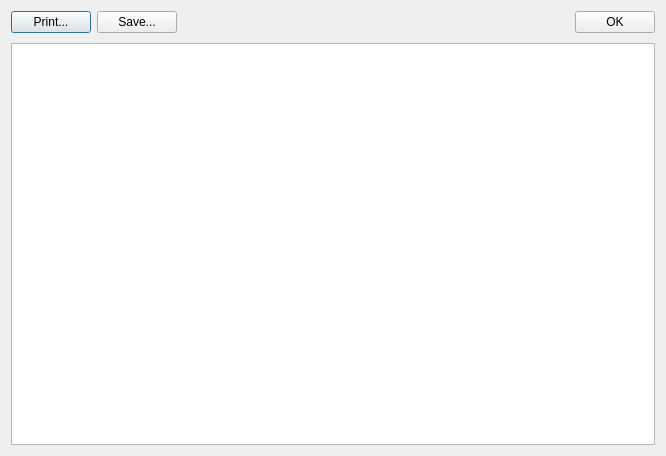
Old version of the form cephtable.ui in the repository PavelMr/skytechx.
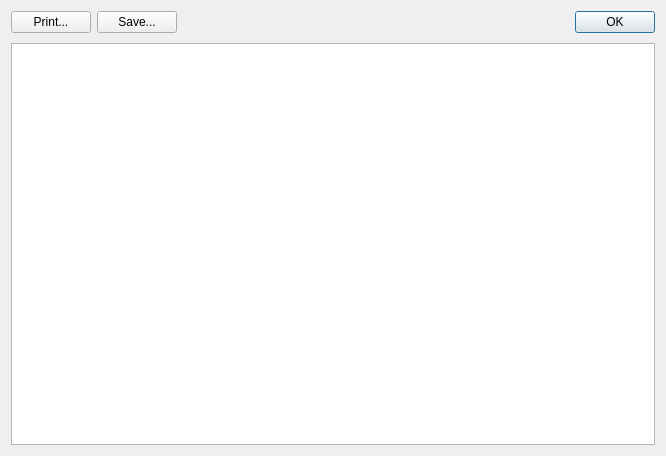
New version of the form.

```diff
--- a/cephtable.ui
+++ b/cephtable.ui
@@ -74,6 +74,9 @@
          <property name="text">
           <string>OK</string>
          </property>
+         <property name="default">
+          <bool>true</bool>
+         </property>
         </widget>
        </item>
       </layout>
```
